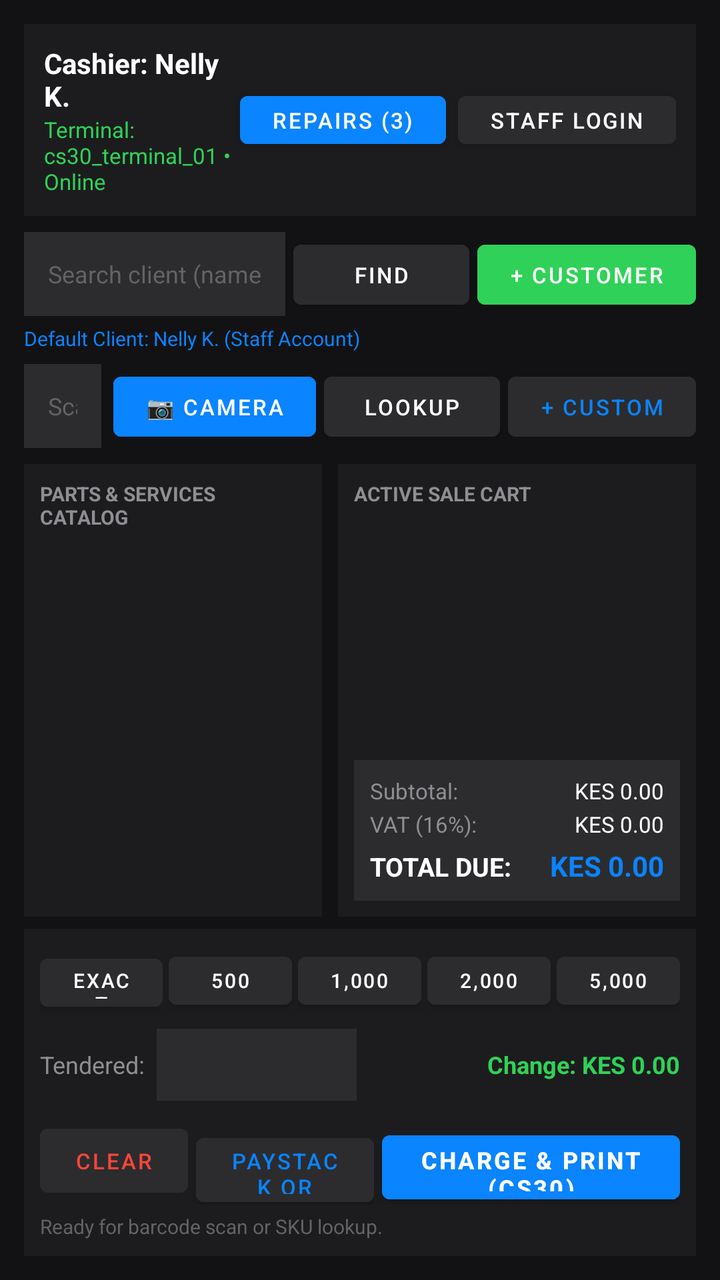
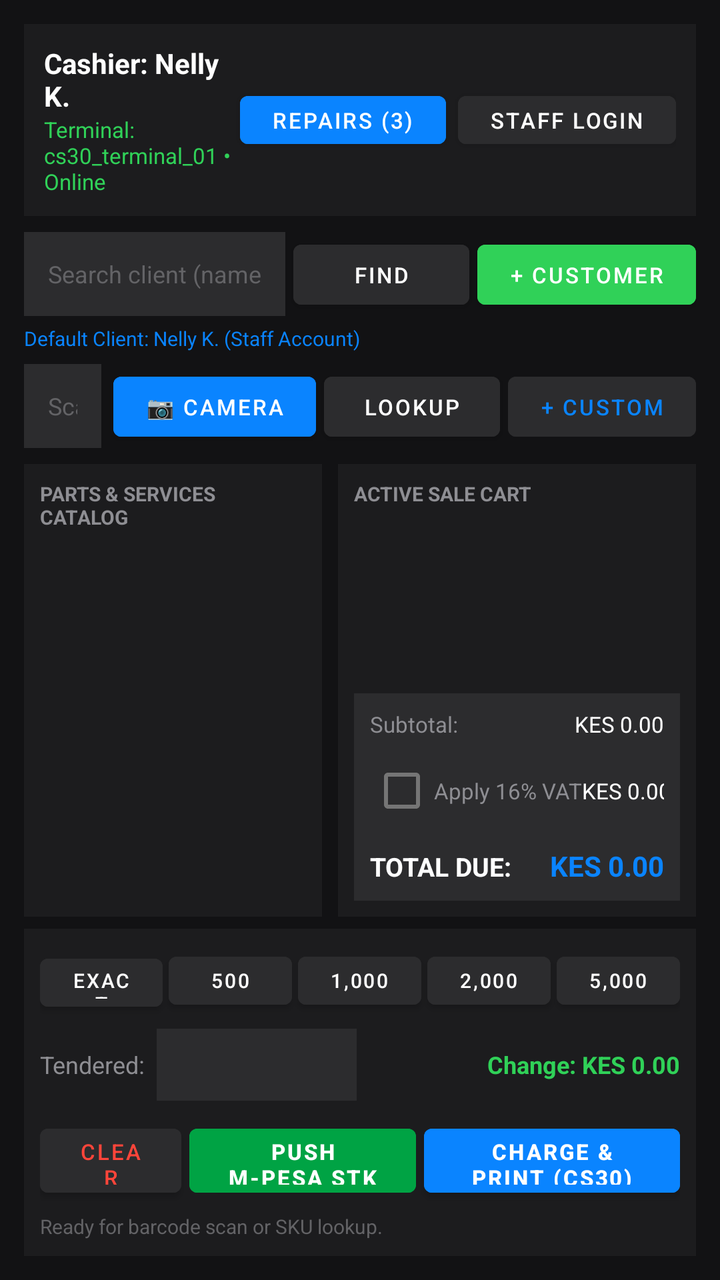

Before-and-after screenshots of an Android layout around one commit, followed by the original layout XML and the change that was made.
<!-- AndroidManifest.xml: application theme Theme.UrbanDevicePOS -->
<!-- res/layout/activity_main.xml -->
<?xml version="1.0" encoding="utf-8"?>
<LinearLayout xmlns:android="http://schemas.android.com/apk/res/android"
    android:layout_width="match_parent"
    android:layout_height="match_parent"
    android:orientation="vertical"
    android:background="@color/pos_background"
    android:padding="12dp">

    
    <LinearLayout
        android:layout_width="match_parent"
        android:layout_height="wrap_content"
        android:orientation="horizontal"
        android:gravity="center_vertical"
        android:background="@color/pos_surface"
        android:padding="10dp"
        android:layout_marginBottom="8dp">

        <LinearLayout
            android:layout_width="0dp"
            android:layout_height="wrap_content"
            android:layout_weight="1"
            android:orientation="vertical">

            <TextView
                android:id="@+id/tv_cashier_name"
                android:layout_width="wrap_content"
                android:layout_height="wrap_content"
                android:text="Cashier: Nelly K."
                android:textColor="@color/pos_text_primary"
                android:textStyle="bold"
                android:textSize="14sp" />

            <TextView
                android:id="@+id/tv_terminal_channel"
                android:layout_width="wrap_content"
                android:layout_height="wrap_content"
                android:text="Terminal: cs30_terminal_01 • Online"
                android:textColor="@color/pos_success"
                android:textSize="11sp" />
        </LinearLayout>

        <Button
            android:id="@+id/btn_repairs_nav"
            android:layout_width="wrap_content"
            android:layout_height="36dp"
            android:text="Repairs (3)"
            android:textSize="11sp"
            android:backgroundTint="@color/pos_accent"
            android:textColor="#FFFFFF"
            android:layout_marginEnd="6dp" />

        <Button
            android:id="@+id/btn_switch_cashier"
            android:layout_width="wrap_content"
            android:layout_height="36dp"
            android:text="Staff Login"
            android:textSize="11sp"
            android:backgroundTint="@color/pos_surface_variant"
            android:textColor="@color/pos_text_primary" />
    </LinearLayout>

    
    <LinearLayout
        android:id="@+id/layout_selected_customer"
        android:layout_width="match_parent"
        android:layout_height="wrap_content"
        android:orientation="horizontal"
        android:gravity="center_vertical"
        android:background="@color/pos_surface_variant"
        android:padding="8dp"
        android:layout_marginBottom="8dp"
        android:visibility="gone">

        <LinearLayout
            android:layout_width="0dp"
            android:layout_height="wrap_content"
            android:layout_weight="1"
            android:orientation="vertical">

            <LinearLayout
                android:layout_width="wrap_content"
                android:layout_height="wrap_content"
                android:orientation="horizontal"
                android:gravity="center_vertical">

                <TextView
                    android:id="@+id/tv_customer_name"
                    android:layout_width="wrap_content"
                    android:layout_height="wrap_content"
                    android:text="Client: John Doe"
                    android:textColor="@color/pos_text_primary"
                    android:textStyle="bold"
                    android:textSize="12sp" />

                <TextView
                    android:layout_width="wrap_content"
                    android:layout_height="wrap_content"
                    android:text="Registered"
                    android:textColor="@color/pos_success"
                    android:textSize="9sp"
                    android:textStyle="bold"
                    android:background="@color/pos_surface"
                    android:paddingHorizontal="4dp"
                    android:paddingVertical="1dp"
                    android:layout_marginStart="6dp" />
            </LinearLayout>

            <TextView
                android:id="@+id/tv_customer_details"
                android:layout_width="wrap_content"
                android:layout_height="wrap_content"
                android:text="Tel: +254 700 112 233"
                android:textColor="@color/pos_text_secondary"
                android:textSize="10sp"
                android:layout_marginTop="2dp" />
        </LinearLayout>

        <Button
            android:id="@+id/btn_unlink_customer"
            android:layout_width="wrap_content"
            android:layout_height="36dp"
            android:text="Unlink"
            android:textSize="10sp"
            android:backgroundTint="@color/pos_surface"
            android:textColor="@color/pos_danger" />
    </LinearLayout>

    <LinearLayout
        android:id="@+id/layout_customer_search_bar"
        android:layout_width="match_parent"
        android:layout_height="wrap_content"
        android:orientation="horizontal"
        android:layout_marginBottom="8dp">

        <EditText
            android:id="@+id/et_customer_search"
            android:layout_width="0dp"
            android:layout_height="42dp"
            android:layout_weight="1"
            android:hint="Search client (name, phone, company)..."
            android:textColorHint="@color/pos_text_muted"
            android:textColor="@color/pos_text_primary"
            android:background="@color/pos_surface_variant"
            android:paddingHorizontal="12dp"
            android:textSize="12sp"
            android:inputType="text"
            android:imeOptions="actionSearch" />

        <Button
            android:id="@+id/btn_search_customer"
            android:layout_width="wrap_content"
            android:layout_height="42dp"
            android:text="Find"
            android:textSize="11sp"
            android:layout_marginStart="4dp"
            android:backgroundTint="@color/pos_surface_variant"
            android:textColor="#FFFFFF" />

        <Button
            android:id="@+id/btn_quick_add_customer"
            android:layout_width="wrap_content"
            android:layout_height="42dp"
            android:text="+ Customer"
            android:textSize="11sp"
            android:layout_marginStart="4dp"
            android:backgroundTint="@color/pos_success"
            android:textColor="#FFFFFF" />
    </LinearLayout>

    <TextView
        android:id="@+id/tv_default_customer_label"
        android:layout_width="match_parent"
        android:layout_height="wrap_content"
        android:text="Default Client: Nelly K. (Staff Account)"
        android:textColor="@color/pos_accent"
        android:textSize="10sp"
        android:layout_marginTop="-4dp"
        android:layout_marginBottom="6dp" />

    
    <LinearLayout
        android:layout_width="match_parent"
        android:layout_height="wrap_content"
        android:orientation="horizontal"
        android:layout_marginBottom="8dp">

        <EditText
            android:id="@+id/et_scan_input"
            android:layout_width="0dp"
            android:layout_height="42dp"
            android:layout_weight="1"
            android:hint="Scan barcode or enter part SKU..."
            android:textColorHint="@color/pos_text_muted"
            android:textColor="@color/pos_text_primary"
            android:background="@color/pos_surface_variant"
            android:paddingHorizontal="12dp"
            android:textSize="12sp"
            android:inputType="text"
            android:imeOptions="actionDone" />

        <Button
            android:id="@+id/btn_scan_camera"
            android:layout_width="wrap_content"
            android:layout_height="42dp"
            android:text="📷 Camera"
            android:textSize="11sp"
            android:layout_marginStart="6dp"
            android:backgroundTint="@color/pos_accent"
            android:textColor="#FFFFFF" />

        <Button
            android:id="@+id/btn_add_code"
            android:layout_width="wrap_content"
            android:layout_height="42dp"
            android:text="Lookup"
            android:textSize="11sp"
            android:layout_marginStart="4dp"
            android:backgroundTint="@color/pos_surface_variant"
            android:textColor="#FFFFFF" />

        <Button
            android:id="@+id/btn_custom_item"
            android:layout_width="wrap_content"
            android:layout_height="42dp"
            android:text="+ Custom"
            android:textSize="11sp"
            android:layout_marginStart="4dp"
            android:backgroundTint="@color/pos_surface_variant"
            android:textColor="@color/pos_accent" />
    </LinearLayout>

    
    <LinearLayout
        android:layout_width="match_parent"
        android:layout_height="0dp"
        android:layout_weight="1"
        android:orientation="horizontal">

        
        <LinearLayout
            android:layout_width="0dp"
            android:layout_height="match_parent"
            android:layout_weight="1"
            android:orientation="vertical"
            android:background="@color/pos_surface"
            android:padding="8dp"
            android:layout_marginEnd="4dp">

            <TextView
                android:layout_width="match_parent"
                android:layout_height="wrap_content"
                android:text="PARTS &amp; SERVICES CATALOG"
                android:textColor="@color/pos_text_secondary"
                android:textSize="10sp"
                android:textStyle="bold"
                android:layout_marginBottom="6dp" />

            <ScrollView
                android:layout_width="match_parent"
                android:layout_height="match_parent">
                <LinearLayout
                    android:id="@+id/layout_catalog_items"
                    android:layout_width="match_parent"
                    android:layout_height="wrap_content"
                    android:orientation="vertical" />
            </ScrollView>
        </LinearLayout>

        
        <LinearLayout
            android:layout_width="0dp"
            android:layout_height="match_parent"
            android:layout_weight="1.2"
            android:orientation="vertical"
            android:background="@color/pos_surface"
            android:padding="8dp"
            android:layout_marginStart="4dp">

            <TextView
                android:layout_width="match_parent"
                android:layout_height="wrap_content"
                android:text="ACTIVE SALE CART"
                android:textColor="@color/pos_text_secondary"
                android:textSize="10sp"
                android:textStyle="bold"
                android:layout_marginBottom="6dp" />

            <ScrollView
                android:layout_width="match_parent"
                android:layout_height="0dp"
                android:layout_weight="1">
                <LinearLayout
                    android:id="@+id/layout_cart_items"
                    android:layout_width="match_parent"
                    android:layout_height="wrap_content"
                    android:orientation="vertical" />
            </ScrollView>

            
            <LinearLayout
                android:layout_width="match_parent"
                android:layout_height="wrap_content"
                android:orientation="vertical"
                android:background="@color/pos_surface_variant"
                android:padding="8dp"
                android:layout_marginTop="4dp">

                <LinearLayout
                    android:layout_width="match_parent"
                    android:layout_height="wrap_content"
                    android:orientation="horizontal">
                    <TextView
                        android:layout_width="0dp"
                        android:layout_height="wrap_content"
                        android:layout_weight="1"
                        android:text="Subtotal:"
                        android:textColor="@color/pos_text_secondary"
                        android:textSize="11sp" />
                    <TextView
                        android:id="@+id/tv_subtotal"
                        android:layout_width="wrap_content"
                        android:layout_height="wrap_content"
                        android:text="KES 0.00"
                        android:textColor="@color/pos_text_primary"
                        android:textSize="11sp" />
                </LinearLayout>

                <LinearLayout
                    android:layout_width="match_parent"
                    android:layout_height="wrap_content"
                    android:orientation="horizontal"
                    android:layout_marginTop="2dp">
                    <TextView
                        android:layout_width="0dp"
                        android:layout_height="wrap_content"
                        android:layout_weight="1"
                        android:text="VAT (16%):"
                        android:textColor="@color/pos_text_secondary"
                        android:textSize="11sp" />
                    <TextView
                        android:id="@+id/tv_tax"
                        android:layout_width="wrap_content"
                        android:layout_height="wrap_content"
                        android:text="KES 0.00"
                        android:textColor="@color/pos_text_primary"
                        android:textSize="11sp" />
                </LinearLayout>

                <LinearLayout
                    android:layout_width="match_parent"
                    android:layout_height="wrap_content"
                    android:orientation="horizontal"
                    android:layout_marginTop="4dp">
                    <TextView
                        android:layout_width="0dp"
                        android:layout_height="wrap_content"
                        android:layout_weight="1"
                        android:text="TOTAL DUE:"
                        android:textColor="@color/pos_text_primary"
                        android:textStyle="bold"
                        android:textSize="13sp" />
                    <TextView
                        android:id="@+id/tv_grand_total"
                        android:layout_width="wrap_content"
                        android:layout_height="wrap_content"
                        android:text="KES 0.00"
                        android:textColor="@color/pos_accent"
                        android:textStyle="bold"
                        android:textSize="14sp" />
                </LinearLayout>
            </LinearLayout>
        </LinearLayout>
    </LinearLayout>

    
    <LinearLayout
        android:layout_width="match_parent"
        android:layout_height="wrap_content"
        android:orientation="vertical"
        android:background="@color/pos_surface"
        android:padding="8dp"
        android:layout_marginTop="6dp">

        
        <LinearLayout
            android:layout_width="match_parent"
            android:layout_height="wrap_content"
            android:orientation="horizontal">

            <Button
                android:id="@+id/btn_tender_exact"
                android:layout_width="0dp"
                android:layout_height="36dp"
                android:layout_weight="1"
                android:text="Exact"
                android:textSize="10sp"
                android:backgroundTint="@color/pos_surface_variant"
                android:textColor="#FFFFFF"
                android:layout_marginEnd="3dp" />

            <Button
                android:id="@+id/btn_tender_500"
                android:layout_width="0dp"
                android:layout_height="36dp"
                android:layout_weight="1"
                android:text="500"
                android:textSize="10sp"
                android:backgroundTint="@color/pos_surface_variant"
                android:textColor="#FFFFFF"
                android:layout_marginEnd="3dp" />

            <Button
                android:id="@+id/btn_tender_1000"
                android:layout_width="0dp"
                android:layout_height="36dp"
                android:layout_weight="1"
                android:text="1,000"
                android:textSize="10sp"
                android:backgroundTint="@color/pos_surface_variant"
                android:textColor="#FFFFFF"
                android:layout_marginEnd="3dp" />

            <Button
                android:id="@+id/btn_tender_2000"
                android:layout_width="0dp"
                android:layout_height="36dp"
                android:layout_weight="1"
                android:text="2,000"
                android:textSize="10sp"
                android:backgroundTint="@color/pos_surface_variant"
                android:textColor="#FFFFFF"
                android:layout_marginEnd="3dp" />

            <Button
                android:id="@+id/btn_tender_5000"
                android:layout_width="0dp"
                android:layout_height="36dp"
                android:layout_weight="1"
                android:text="5,000"
                android:textSize="10sp"
                android:backgroundTint="@color/pos_surface_variant"
                android:textColor="#FFFFFF" />
        </LinearLayout>

        
        <LinearLayout
            android:layout_width="match_parent"
            android:layout_height="wrap_content"
            android:orientation="horizontal"
            android:gravity="center_vertical"
            android:layout_marginTop="6dp">

            <TextView
                android:layout_width="wrap_content"
                android:layout_height="wrap_content"
                android:text="Tendered:"
                android:textColor="@color/pos_text_secondary"
                android:textSize="12sp" />

            <EditText
                android:id="@+id/et_tender_input"
                android:layout_width="100dp"
                android:layout_height="36dp"
                android:layout_marginStart="6dp"
                android:textColor="@color/pos_text_primary"
                android:background="@color/pos_surface_variant"
                android:paddingHorizontal="8dp"
                android:textSize="12sp"
                android:inputType="numberDecimal" />

            <TextView
                android:id="@+id/tv_change_due"
                android:layout_width="0dp"
                android:layout_height="wrap_content"
                android:layout_weight="1"
                android:text="Change: KES 0.00"
                android:textColor="@color/pos_success"
                android:textStyle="bold"
                android:textSize="12sp"
                android:gravity="end" />
        </LinearLayout>

        
        <LinearLayout
            android:layout_width="match_parent"
            android:layout_height="wrap_content"
            android:orientation="horizontal"
            android:layout_marginTop="8dp">

            <Button
                android:id="@+id/btn_clear_cart"
                android:layout_width="0dp"
                android:layout_height="44dp"
                android:layout_weight="1"
                android:text="Clear"
                android:textSize="11sp"
                android:backgroundTint="@color/pos_surface_variant"
                android:textColor="@color/pos_danger"
                android:layout_marginEnd="4dp" />

            <Button
                android:id="@+id/btn_paystack"
                android:layout_width="0dp"
                android:layout_height="44dp"
                android:layout_weight="1.2"
                android:text="Paystack QR"
                android:textSize="11sp"
                android:backgroundTint="@color/pos_surface_variant"
                android:textColor="@color/pos_accent"
                android:layout_marginEnd="4dp" />

            <Button
                android:id="@+id/btn_charge_print"
                android:layout_width="0dp"
                android:layout_height="44dp"
                android:layout_weight="2"
                android:text="Charge &amp; Print (CS30)"
                android:textSize="12sp"
                android:textStyle="bold"
                android:backgroundTint="@color/pos_accent"
                android:textColor="#FFFFFF" />
        </LinearLayout>

        
        <TextView
            android:id="@+id/tv_status_notice"
            android:layout_width="match_parent"
            android:layout_height="wrap_content"
            android:text="Ready for barcode scan or SKU lookup."
            android:textColor="@color/pos_text_muted"
            android:textSize="10sp"
            android:layout_marginTop="4dp" />
    </LinearLayout>
</LinearLayout>
<!-- resources referenced by this layout -->
<resources>
  <color name="pos_accent">#0A84FF</color>
  <color name="pos_background">#121214</color>
  <color name="pos_danger">#FF453A</color>
  <color name="pos_success">#30D158</color>
  <color name="pos_surface">#1C1C1E</color>
  <color name="pos_surface_variant">#2C2C2E</color>
  <color name="pos_text_muted">#636366</color>
  <color name="pos_text_primary">#FFFFFF</color>
  <color name="pos_text_secondary">#8E8E93</color>
  <style name="Theme.UrbanDevicePOS" parent="Theme.MaterialComponents.DayNight.NoActionBar">
          <item name="android:windowBackground">@color/pos_background</item>
          <item name="colorPrimary">@color/pos_accent</item>
          <item name="colorSecondary">@color/pos_accent</item>
          <item name="android:textColorPrimary">@color/pos_text_primary</item>
      </style>
</resources>

<!-- the commit's change to res/layout/activity_main.xml (unified diff, before → after) -->
@@ -228,6 +228,33 @@
             android:layout_marginStart="4dp"
             android:backgroundTint="@color/pos_surface_variant"
             android:textColor="@color/pos_accent" />
+    </LinearLayout>
+
+    
+    <LinearLayout
+        android:id="@+id/layout_item_suggestions"
+        android:layout_width="match_parent"
+        android:layout_height="wrap_content"
+        android:orientation="vertical"
+        android:background="@color/pos_surface"
+        android:padding="6dp"
+        android:layout_marginBottom="8dp"
+        android:visibility="gone">
+
+        <TextView
+            android:layout_width="wrap_content"
+            android:layout_height="wrap_content"
+            android:text="Suggestions (tap to add to cart):"
+            android:textColor="@color/pos_text_secondary"
+            android:textSize="10sp"
+            android:textStyle="bold"
+            android:layout_marginBottom="4dp" />
+
+        <LinearLayout
+            android:id="@+id/layout_suggestions_items"
+            android:layout_width="match_parent"
+            android:layout_height="wrap_content"
+            android:orientation="vertical" />
     </LinearLayout>
 
     
@@ -330,19 +357,25 @@
                     android:layout_width="match_parent"
                     android:layout_height="wrap_content"
                     android:orientation="horizontal"
+                    android:gravity="center_vertical"
                     android:layout_marginTop="2dp">
-                    <TextView
+                    <CheckBox
+                        android:id="@+id/cb_apply_vat"
+                        android:layout_width="wrap_content"
+                        android:layout_height="wrap_content"
+                        android:text="Apply 16% VAT"
+                        android:textColor="@color/pos_text_secondary"
+                        android:textSize="11sp"
+                        android:checked="false" />
+                    <View
                         android:layout_width="0dp"
-                        android:layout_height="wrap_content"
-                        android:layout_weight="1"
-                        android:text="VAT (16%):"
-                        android:textColor="@color/pos_text_secondary"
-                        android:textSize="11sp" />
+                        android:layout_height="0dp"
+                        android:layout_weight="1" />
                     <TextView
                         android:id="@+id/tv_tax"
                         android:layout_width="wrap_content"
                         android:layout_height="wrap_content"
-                        android:text="KES 0.00"
+                        android:text="KES 0.00 (Exempt)"
                         android:textColor="@color/pos_text_primary"
                         android:textSize="11sp" />
                 </LinearLayout>
@@ -500,23 +533,24 @@
                 android:layout_marginEnd="4dp" />
 
             <Button
-                android:id="@+id/btn_paystack"
+                android:id="@+id/btn_mpesa_stk"
                 android:layout_width="0dp"
                 android:layout_height="44dp"
-                android:layout_weight="1.2"
-                android:text="Paystack QR"
+                android:layout_weight="1.6"
+                android:text="Push M-Pesa STK"
                 android:textSize="11sp"
-                android:backgroundTint="@color/pos_surface_variant"
-                android:textColor="@color/pos_accent"
+                android:textStyle="bold"
+                android:backgroundTint="#00A344"
+                android:textColor="#FFFFFF"
                 android:layout_marginEnd="4dp" />
 
             <Button
                 android:id="@+id/btn_charge_print"
                 android:layout_width="0dp"
                 android:layout_height="44dp"
-                android:layout_weight="2"
+                android:layout_weight="1.8"
                 android:text="Charge &amp; Print (CS30)"
-                android:textSize="12sp"
+                android:textSize="11sp"
                 android:textStyle="bold"
                 android:backgroundTint="@color/pos_accent"
                 android:textColor="#FFFFFF" />
